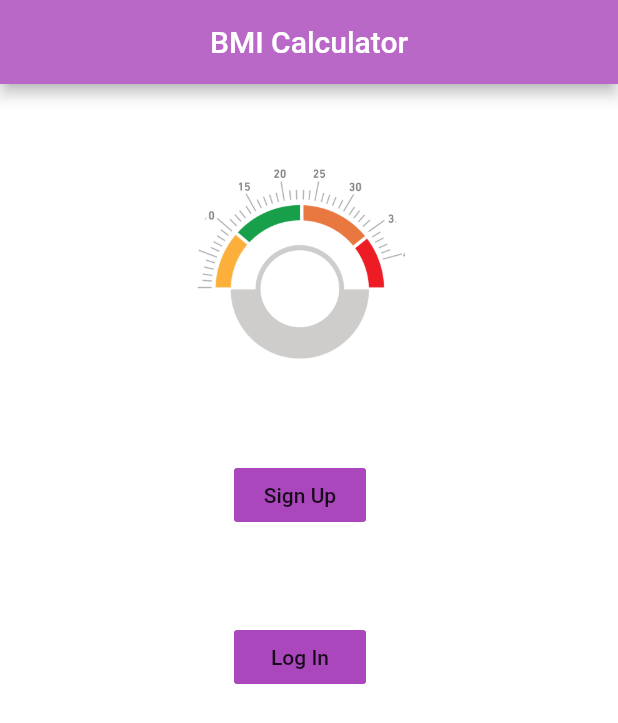
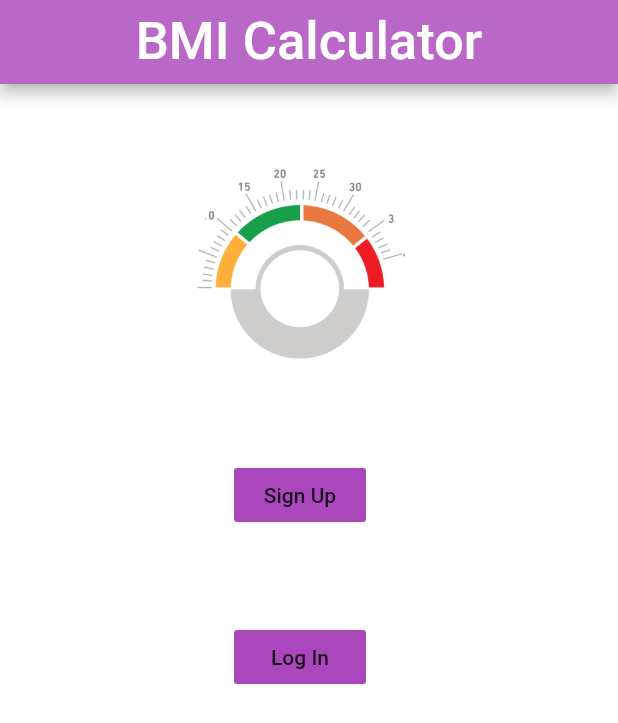
Before and after one commit to narjesabdolii/BMI_Calculatorapp, a Flutter app: the screen it shows after launch, on a phone screen of 412 x 824 dp. Shown: the top 723 px of the screen. Run offline on Flutter 3.47's test engine with Material 2 defaults, Android fonts, the phone set to English and light mode, and no system bars; Roboto replaces fonts that are missing (Dongle-Bold).

```diff
--- a/lib/main.dart
+++ b/lib/main.dart
@@ -3,7 +3,9 @@ import 'pages/log_in.dart';
 import 'pages/sign_up.dart';
 import 'pages/Bmi_calculator.dart';
 import 'pages/home.dart';
-import 'pages/BMI_Result.dart';
+import 'pages/Bottom_navigatonBar.dart';
+
+
 
 void main() =>
   runApp(MaterialApp(
@@ -13,6 +15,6 @@ void main() =>
       '/signup' : (context) => const Signup(),
       '/login' : (context) => const Login(),
       '/bmi' : (context) => const BMI(),
-      '/result' : (context) => const BMIResult(),
+      '/bottomNvg' : (context) => const BottomNavigate(),
     },
   ));
--- a/lib/pages/home.dart
+++ b/lib/pages/home.dart
@@ -1,5 +1,4 @@
 import 'package:flutter/material.dart';
-
 import 'User.dart';
 
 class Home extends StatefulWidget {
@@ -15,7 +14,11 @@ class _HomeState extends State<Home> {
     return Scaffold(
       backgroundColor: Colors.white,
       appBar: AppBar(
-        title : const Text('BMI Calculator'),
+        title : const Text('BMI Calculator',
+          style: TextStyle(
+            fontFamily: 'Dongle-Bold',
+            fontSize: 35.0
+          ) ,),
         centerTitle: true,
         backgroundColor: Colors.purple[300],
       ),
--- a/pubspec.yaml
+++ b/pubspec.yaml
@@ -74,9 +74,9 @@ flutter:
   # list giving the asset and other descriptors for the font. For
   # example:
   fonts:
-      - family: GreatVibes
+      - family: Dongle-Bold
         fonts:
-          - asset: fonts/GreatVibes-Regular.ttf
+          - asset: fonts/Dongle-Bold.ttf
   #       - asset: fonts/Schyler-Italic.ttf
   #         style: italic
   #   - family: Trajan Pro
```
Also changed, not shown: lib/pages/BMI_Result.dart (deleted, +0 -26 lines), lib/pages/Bottom_navigatonBar.dart (added, +29 -0 lines).
